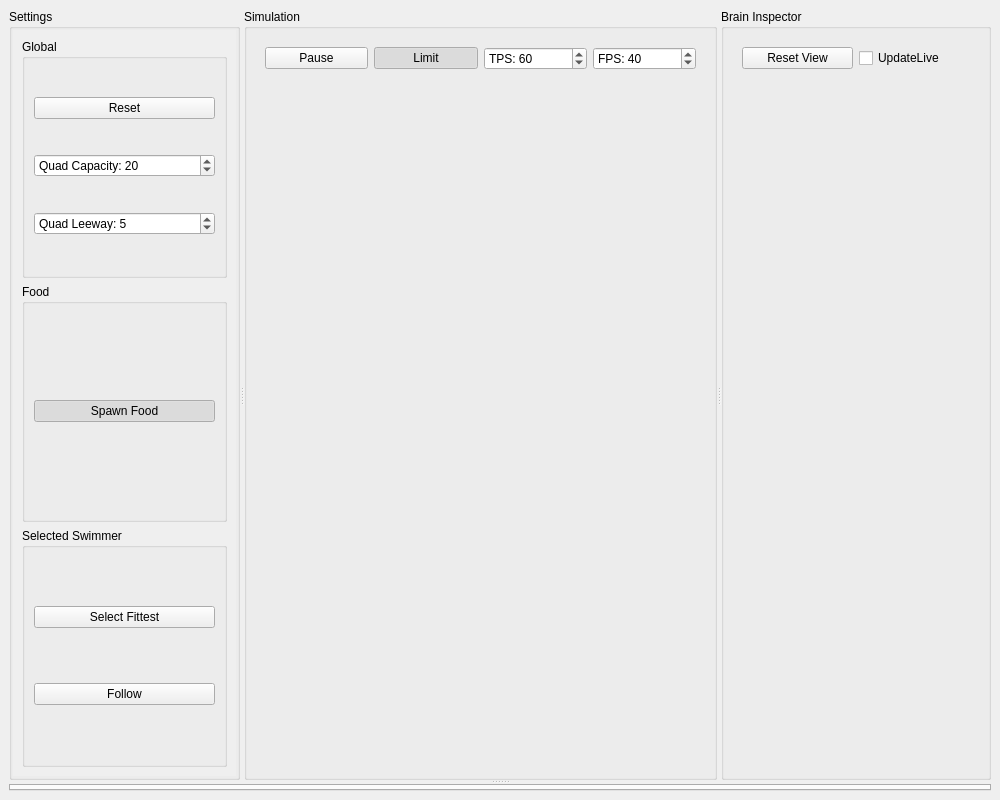
Above: MainWindow.ui from mikepyne/Trilobytes before the change. Below: the same form after it.
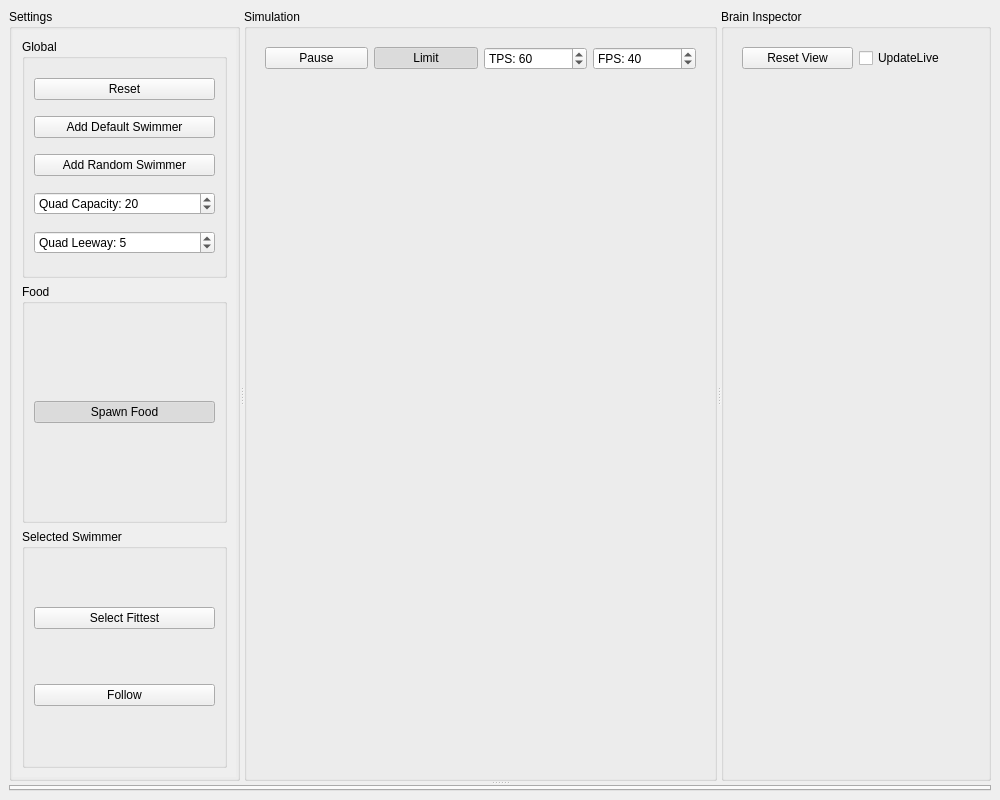
That is the form after the change. Custom widgets are drawn as their Qt base class.

Commit message: Added buttons to add a "default" or "Random" swimmer to the simulation -Moved default genome creation out of the Swimmer class

Patch:
```diff
--- a/MainWindow.ui
+++ b/MainWindow.ui
@@ -81,8 +81,8 @@
                 <rect>
                  <x>0</x>
                  <y>0</y>
-                 <width>180</width>
-                 <height>707</height>
+                 <width>216</width>
+                 <height>709</height>
                 </rect>
                </property>
                <layout class="QVBoxLayout" name="verticalLayout_5">
@@ -92,7 +92,7 @@
                    <string>Global</string>
                   </property>
                   <layout class="QGridLayout" name="gridLayout">
-                   <item row="2" column="0">
+                   <item row="4" column="0">
                     <widget class="QSpinBox" name="quadLeewaySpinner">
                      <property name="prefix">
                       <string>Quad Leeway: </string>
@@ -105,7 +105,7 @@
                      </property>
                     </widget>
                    </item>
-                   <item row="1" column="0">
+                   <item row="3" column="0">
                     <widget class="QSpinBox" name="quadCapacitySpinner">
                      <property name="prefix">
                       <string>Quad Capacity: </string>
@@ -121,6 +121,13 @@
                      </property>
                     </widget>
                    </item>
+                   <item row="1" column="0">
+                    <widget class="QPushButton" name="addDefaultSwimmerButton">
+                     <property name="text">
+                      <string>Add Default Swimmer</string>
+                     </property>
+                    </widget>
+                   </item>
                    <item row="0" column="0">
                     <widget class="QPushButton" name="resetAllButton">
                      <property name="text">
@@ -128,6 +135,13 @@
                      </property>
                     </widget>
                    </item>
+                   <item row="2" column="0">
+                    <widget class="QPushButton" name="addRandomSwimmerButton">
+                     <property name="text">
+                      <string>Add Random Swimmer</string>
+                     </property>
+                    </widget>
+                   </item>
                   </layout>
                  </widget>
                 </item>
```
The commit also changes 8 other files.
